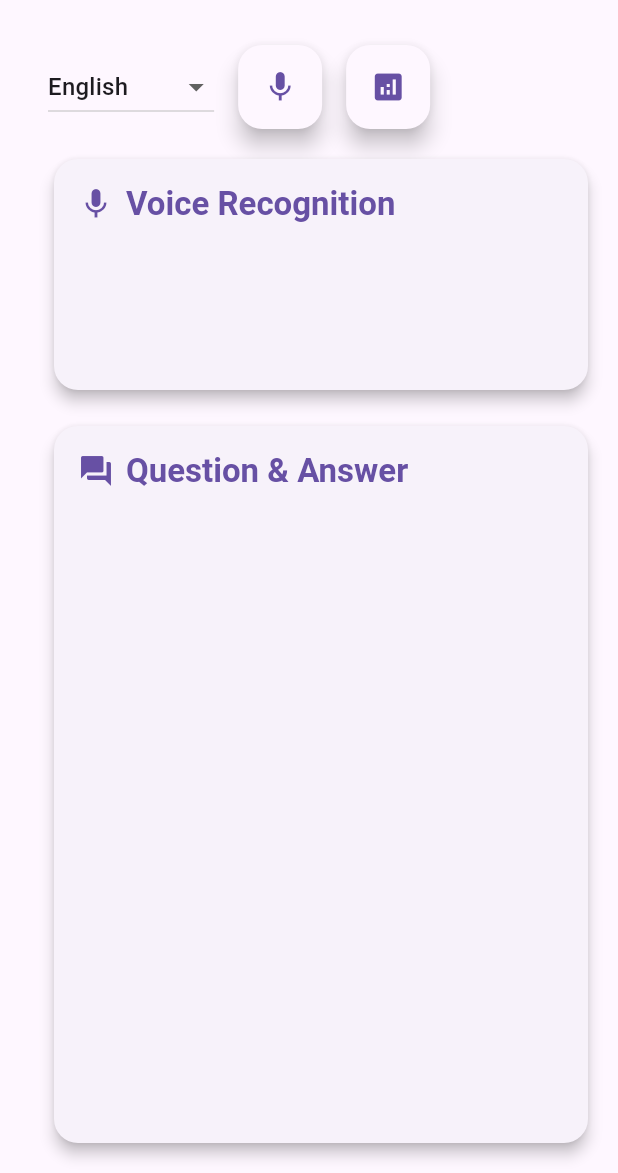
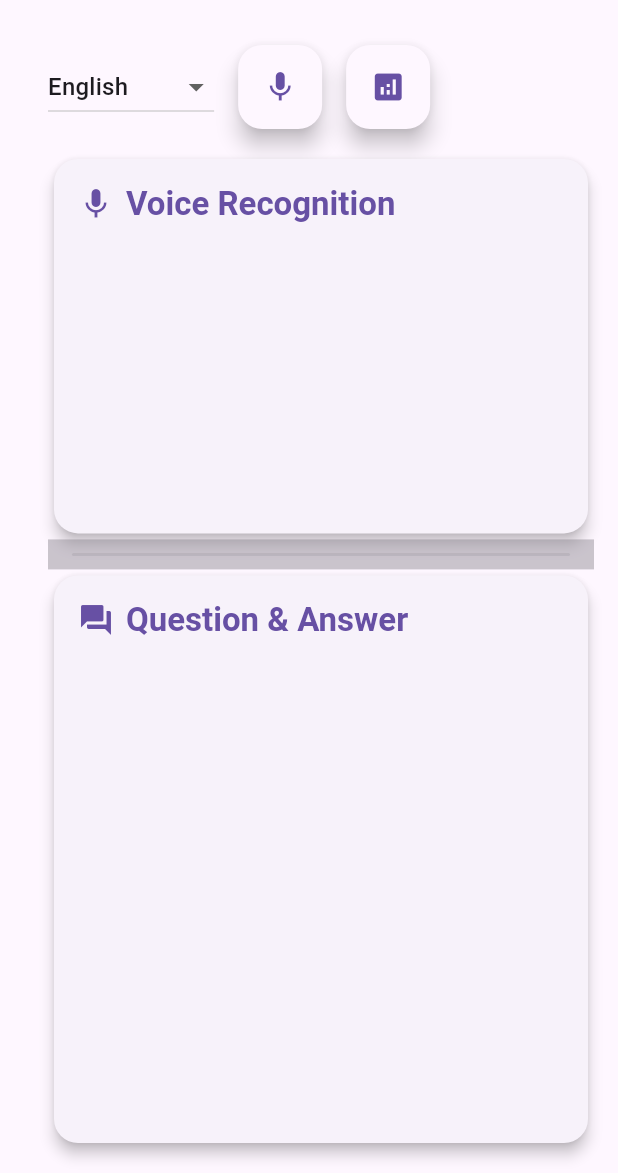
Before and after one commit to nguyentronghuan101120/i_h_flutter, a Flutter app: the SpeechScreen screen opened directly, after a tap on the "close" icon, on a phone screen of 412 x 824 dp, the part 63-1236 px from its top. Run offline on Flutter 3.47's test engine with Material 3 defaults, Android fonts, the phone set to English and light mode, and no system bars; our stand-ins replace flutter_markdown, package_info_plus, permission_handler, shared_preferences, speech_to_text; accounts and stored records are empty.

Commit message:
Refactor SpeechScreen to support resizable sections and enhance UI layout
- Converted `SpeechScreen` from a StatelessWidget to a StatefulWidget to manage dynamic flex values for sections.
- Implemented a `ResizableDivider` widget to allow users to adjust the size of the speech recognition and answer question sections.
- Updated `SpeechRecognitionSection` and `AnswerQuestionSection` to utilize the new layout structure.
- Enhanced `LLMService` to include voice recognition context in the response handling.
- Improved the display of voice recognition results in the UI for better user experience.

```diff
--- a/lib/features/speech/controllers/speech_controller.dart
+++ b/lib/features/speech/controllers/speech_controller.dart
@@ -161,6 +161,7 @@ class SpeechController extends ChangeNotifier {
       final answer = await _llmService.answerQuestion(
         question,
         _currentInterview,
+        '$_completePhrase\n$_currentPhrase',
         conversationHistory:
             _qaPairs.sublist(1), // Exclude the current question
       );
--- a/lib/features/speech/ui/speech_screen.dart
+++ b/lib/features/speech/ui/speech_screen.dart
@@ -2,11 +2,44 @@ import 'package:flutter/material.dart';
 import 'package:i_h/features/speech/ui/widgets/answer_question_section.dart';
 import 'package:i_h/features/speech/ui/widgets/question_section.dart';
 import 'package:i_h/features/speech/ui/widgets/speech_recognition_section.dart';
+import 'package:i_h/features/speech/ui/widgets/resizable_divider.dart';
 import 'package:provider/provider.dart';
 import '../controllers/speech_controller.dart';
 
-class SpeechScreen extends StatelessWidget {
+class SpeechScreen extends StatefulWidget {
   const SpeechScreen({super.key});
+
+  @override
+  State<SpeechScreen> createState() => _SpeechScreenState();
+}
+
+class _SpeechScreenState extends State<SpeechScreen> {
+  // Default flex values for sections (total should be 100)
+  double _speechRecognitionFlex = 40;
+  double _answerQuestionFlex = 60;
+
+  // Minimum flex value for each section
+  static const double _minFlex = 20;
+  static const double _maxFlex = 80;
+
+  void _handleDividerDrag(double dy) {
+    setState(() {
+      // Convert drag delta to flex units (approximately)
+      double flexDelta = (dy / MediaQuery.of(context).size.height) * 100;
+
+      // Update flex values while respecting min/max constraints
+      double newSpeechFlex = _speechRecognitionFlex + flexDelta;
+      double newAnswerFlex = _answerQuestionFlex - flexDelta;
+
+      if (newSpeechFlex >= _minFlex &&
+          newSpeechFlex <= _maxFlex &&
+          newAnswerFlex >= _minFlex &&
+          newAnswerFlex <= _maxFlex) {
+        _speechRecognitionFlex = newSpeechFlex;
+        _answerQuestionFlex = newAnswerFlex;
+      }
+    });
+  }
 
   @override
   Widget build(BuildContext context) {
@@ -115,9 +148,24 @@ class SpeechScreen extends StatelessWidget {
                 ],
               ),
               const SizedBox(height: 16),
-              const SpeechRecognitionSection(),
-              const SizedBox(height: 16),
-              const AnswerQuestionSection(),
+              Expanded(
+                child: Column(
+                  children: [
+                    Flexible(
+                      flex: _speechRecognitionFlex.round(),
+                      child: const SpeechRecognitionSection(),
+                    ),
+                    ResizableDivider(
+                      height: 20,
+                      onDrag: _handleDividerDrag,
+                    ),
+                    Flexible(
+                      flex: _answerQuestionFlex.round(),
+                      child: const AnswerQuestionSection(),
+                    ),
+                  ],
+                ),
+              ),
             ],
           ),
         );
--- a/lib/features/speech/ui/widgets/answer_question_section.dart
+++ b/lib/features/speech/ui/widgets/answer_question_section.dart
@@ -56,17 +56,13 @@ class _AnswerQuestionSectionState extends State<AnswerQuestionSection>
   Widget build(BuildContext context) {
     return Consumer<SpeechController>(
       builder: (context, controller, child) {
-        return Expanded(
-          flex: 3,
-          child: Card(
+        return Card(
           elevation: 4,
           shape: RoundedRectangleBorder(
             borderRadius: BorderRadius.circular(16),
           ),
           child: Padding(
             padding: const EdgeInsets.all(16),
-              child: SingleChildScrollView(
-                controller: scrollController,
             child: Column(
               crossAxisAlignment: CrossAxisAlignment.start,
               children: [
@@ -77,8 +73,7 @@ class _AnswerQuestionSectionState extends State<AnswerQuestionSection>
                     const SizedBox(width: 8),
                     Text(
                       "Question & Answer",
-                          style:
-                              Theme.of(context).textTheme.titleLarge?.copyWith(
+                      style: Theme.of(context).textTheme.titleLarge?.copyWith(
                             fontWeight: FontWeight.bold,
                             color: Theme.of(context).primaryColor,
                           ),
@@ -86,7 +81,10 @@ class _AnswerQuestionSectionState extends State<AnswerQuestionSection>
                   ],
                 ),
                 const SizedBox(height: 16),
-                    ListView.builder(
+                Expanded(
+                  child: SingleChildScrollView(
+                    controller: scrollController,
+                    child: ListView.builder(
                       shrinkWrap: true,
                       physics: const NeverScrollableScrollPhysics(),
                       itemCount: controller.qaPairs.length,
@@ -192,9 +190,9 @@ class _AnswerQuestionSectionState extends State<AnswerQuestionSection>
                         );
                       },
                     ),
-                  ],
                   ),
                 ),
+              ],
             ),
           ),
         );
--- /dev/null
+++ b/lib/features/speech/ui/widgets/resizable_divider.dart
@@ -0,0 +1,42 @@
+import 'package:flutter/material.dart';
+
+class ResizableDivider extends StatelessWidget {
+  final Function(double) onDrag;
+  final Color? color;
+  final double height;
+
+  const ResizableDivider({
+    super.key,
+    required this.onDrag,
+    this.color,
+    this.height = 8.0,
+  });
+
+  @override
+  Widget build(BuildContext context) {
+    return GestureDetector(
+      onVerticalDragUpdate: (details) {
+        onDrag(details.delta.dy);
+      },
+      child: MouseRegion(
+        cursor: SystemMouseCursors.resizeRow,
+        child: Container(
+          height: height,
+          decoration: BoxDecoration(
+            color: color ?? Theme.of(context).dividerColor.withAlpha(100),
+          ),
+          child: Center(
+            child: Container(
+              height: 2,
+              margin: const EdgeInsets.symmetric(horizontal: 16),
+              decoration: BoxDecoration(
+                color: Theme.of(context).dividerColor.withAlpha(300),
+                borderRadius: BorderRadius.circular(1),
+              ),
+            ),
+          ),
+        ),
+      ),
+    );
+  }
+}
--- a/lib/features/speech/ui/widgets/speech_recognition_section.dart
+++ b/lib/features/speech/ui/widgets/speech_recognition_section.dart
@@ -22,16 +22,13 @@ class _SpeechRecognitionSectionState extends State<SpeechRecognitionSection>
           scrollToBottom();
         });
 
-        return Expanded(
-          child: Card(
+        return Card(
           elevation: 4,
           shape: RoundedRectangleBorder(
             borderRadius: BorderRadius.circular(16),
           ),
           child: Padding(
             padding: const EdgeInsets.all(16),
-              child: SingleChildScrollView(
-                controller: scrollController,
             child: Column(
               crossAxisAlignment: CrossAxisAlignment.start,
               children: [
@@ -41,8 +38,7 @@ class _SpeechRecognitionSectionState extends State<SpeechRecognitionSection>
                     const SizedBox(width: 8),
                     Text(
                       "Voice Recognition",
-                          style:
-                              Theme.of(context).textTheme.titleLarge?.copyWith(
+                      style: Theme.of(context).textTheme.titleLarge?.copyWith(
                             fontWeight: FontWeight.bold,
                             color: Theme.of(context).primaryColor,
                           ),
@@ -50,28 +46,25 @@ class _SpeechRecognitionSectionState extends State<SpeechRecognitionSection>
                   ],
                 ),
                 const SizedBox(height: 16),
-                    Padding(
+                Expanded(
+                  child: SingleChildScrollView(
+                    controller: scrollController,
+                    child: Padding(
                       padding: const EdgeInsets.all(16),
-                      child: Column(
-                        crossAxisAlignment: CrossAxisAlignment.start,
-                        children: [
-                          SelectableText(
+                      child: SelectableText(
                         controller.isListening
                             ? '${controller.completePhrase}\n${controller.currentPhrase}'
                             : controller.completePhrase,
-                            style:
-                                Theme.of(context).textTheme.bodyLarge?.copyWith(
+                        style: Theme.of(context).textTheme.bodyLarge?.copyWith(
                               color: controller.isListening
                                   ? Colors.black87
                                   : Colors.black54,
                             ),
                       ),
-                        ],
+                    ),
                   ),
                 ),
               ],
-                ),
-              ),
             ),
           ),
         );
--- a/lib/services/llm_service.dart
+++ b/lib/services/llm_service.dart
@@ -116,7 +116,8 @@ class LLMService {
 
   Future<String> answerQuestion(
     String question,
-    InterviewPrep? interview, {
+    InterviewPrep? interview,
+    String voiceRecognition, {
     List<QAPair>? conversationHistory,
   }) async {
     try {
@@ -131,6 +132,10 @@ class LLMService {
 
         Candidate's Resume:
         ${interview.resume}
+
+        Voice Recognition Context:
+        The following question was captured through voice recognition: "$voiceRecognition"
+        Please consider any potential transcription errors or variations from the original voice input.
         ''';
 
         if (conversationHistory != null && conversationHistory.isNotEmpty) {
@@ -158,6 +163,10 @@ class LLMService {
         You are an expert interviewer. Please provide a detailed and relevant answer to the following question.
         Your answer should be professional, constructive, and provide practical insights.
         Detect the language of the question and respond in the same language (Vietnamese or English).
+
+        Voice Recognition Context:
+        The following question was captured through voice recognition: "$voiceRecognition"
+        Please consider any potential transcription errors or variations from the original voice input.
 
         ${conversationHistory != null && conversationHistory.isNotEmpty ? 'Previous conversation:\n${conversationHistory.map((qa) => 'Q: ${qa.question}\nA: ${qa.answer}\n\n').join()}' : ''}
 
```
Lines whose indentation alone changed are shown as unchanged.
